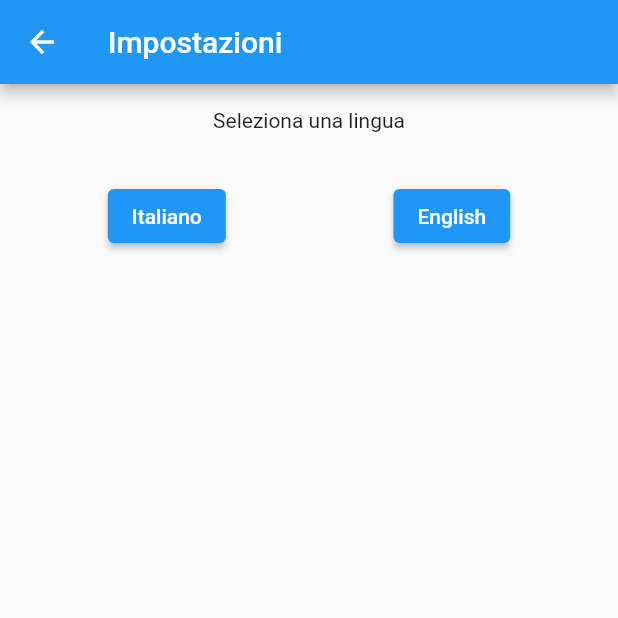
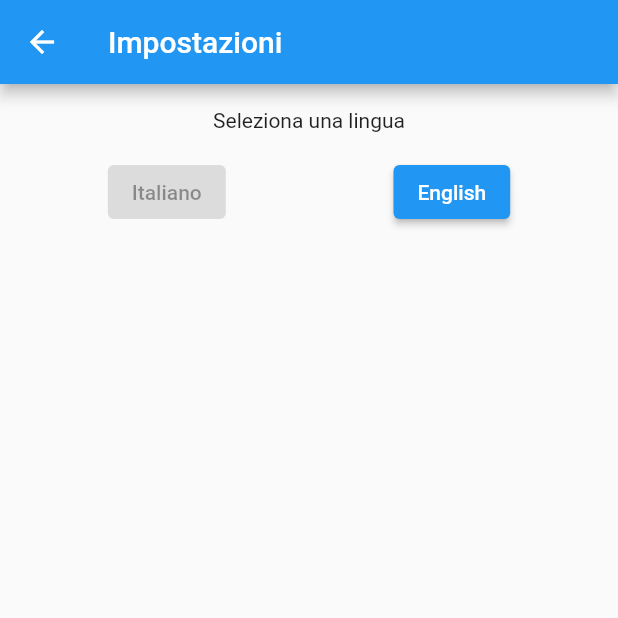
Before and after one commit to FilibertoNencioni/F1-calendar, a Flutter app: the Settings screen opened directly, after a tap on "Italiano", on a phone screen of 412 x 824 dp, the top half of it. Run offline on Flutter 3.47's test engine with Material 2 defaults, Android fonts, the phone set to English and light mode, and no system bars; our stand-ins replace flutter_easyloading, persistent_bottom_nav_bar_v2, shared_preferences, timezone; missing offline and left inert: device_calendar; accounts and stored records are empty; generated files the repository leaves out were written again.

Commit message:
Small adjustments

```diff
--- a/lib/main.dart
+++ b/lib/main.dart
@@ -23,7 +23,11 @@ class App extends StatefulWidget {
     state?.setState(() {
       state.appLocale = newLocale;
     });
+  }
 
+  static Future<Locale?> getLocale(BuildContext context) async{
+    AppState? state = context.findAncestorStateOfType<AppState>();
+    return state?.appLocale;
   }
 
   @override
--- a/lib/pages/home.dart
+++ b/lib/pages/home.dart
@@ -1,4 +1,4 @@
-import 'package:f1_calendar/pages/new_page.dart';
+import 'package:f1_calendar/pages/first_page.dart';
 import 'package:flutter/material.dart';
 
 class Home extends StatelessWidget {
@@ -18,7 +18,7 @@ class Home extends StatelessWidget {
           children: [
             ElevatedButton(
               child: const Text('LET\'S START!'),
-              onPressed: ()=> Navigator.push(context, MaterialPageRoute(builder: (context) => const NewPage()))
+              onPressed: ()=> Navigator.push(context, MaterialPageRoute(builder: (context) => const FirstPage()))
             )
           ],
         )
--- a/lib/pages/settings.dart
+++ b/lib/pages/settings.dart
@@ -2,8 +2,27 @@ import 'package:f1_calendar/main.dart';
 import 'package:flutter/material.dart';
 import 'package:flutter_gen/gen_l10n/app_localizations.dart';
 
-class Settings extends StatelessWidget{
+class Settings extends StatefulWidget{
   const Settings({Key? key}) : super(key: key);
+
+  @override
+  SettingsState createState() => SettingsState();
+}
+
+class SettingsState extends State<Settings>{
+  String currentLocale = '';
+
+  @override
+  void initState() {
+    App.getLocale(context).then((newLocale){
+      if(newLocale != null){
+        setState(() {
+          currentLocale = newLocale.languageCode;
+        });
+      }
+    });
+    super.initState();
+  }
 
   @override
   Widget build(BuildContext context) {
@@ -16,16 +35,16 @@ class Settings extends StatelessWidget{
         child: Column(
           children: [
             Text(AppLocalizations.of(context)!.choose_language),
-            SizedBox(height: 32,),
+            SizedBox(height: 16,),
             Row(
               mainAxisAlignment: MainAxisAlignment.spaceAround,
               children: [
                 ElevatedButton(
-                  onPressed: () => App.setLocale(context, Locale("it")),
+                  onPressed:(currentLocale != "it")? () => handleLangChange("it"): null,
                   child: Text("Italiano")
                 ),
                 ElevatedButton(
-                  onPressed: () => App.setLocale(context, Locale("en")),
+                  onPressed:(currentLocale != "en")? () => handleLangChange("en") : null,
                   child: Text("English")
                 ),
               ],
@@ -36,4 +55,11 @@ class Settings extends StatelessWidget{
     );
   }
 
+  handleLangChange(String langCode){
+    App.setLocale(context, Locale(langCode));
+    setState(() {
+      currentLocale = langCode;
+    });
+  }
+
 }
```
Also changed, not shown: lib/pages/first_page.dart (renamed from lib/pages/new_page.dart, +4 -4 lines).
